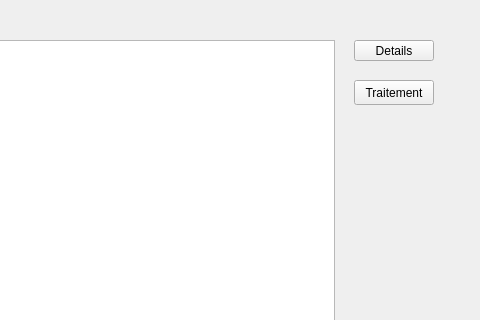
Old version of the form Descripteurs/tessst/bibliowindow.ui in the repository TomAuclin/PROJETC_LMLTM; both pictures show x 456 to 936 and y 0 to 320 of the 936 by 521 pixel window.
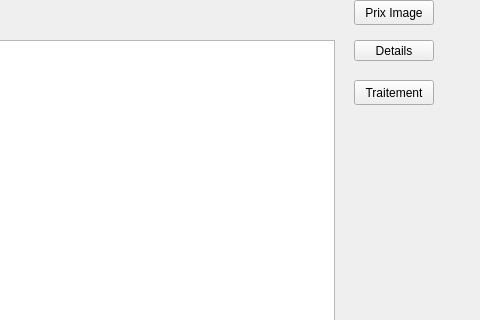
New version of the form.

Commit message: prix image par  saisi de numero

Diff of the .ui file:
```diff
--- a/Descripteurs/tessst/bibliowindow.ui
+++ b/Descripteurs/tessst/bibliowindow.ui
@@ -63,6 +63,19 @@
      <string>Traitement</string>
     </property>
    </widget>
+   <widget class="QPushButton" name="pushButtonRechercherp">
+    <property name="geometry">
+     <rect>
+      <x>810</x>
+      <y>0</y>
+      <width>80</width>
+      <height>25</height>
+     </rect>
+    </property>
+    <property name="text">
+     <string>Prix Image</string>
+    </property>
+   </widget>
   </widget>
   <widget class="QMenuBar" name="menubar">
    <property name="geometry">
```
The commit also changes 1354 other files.
